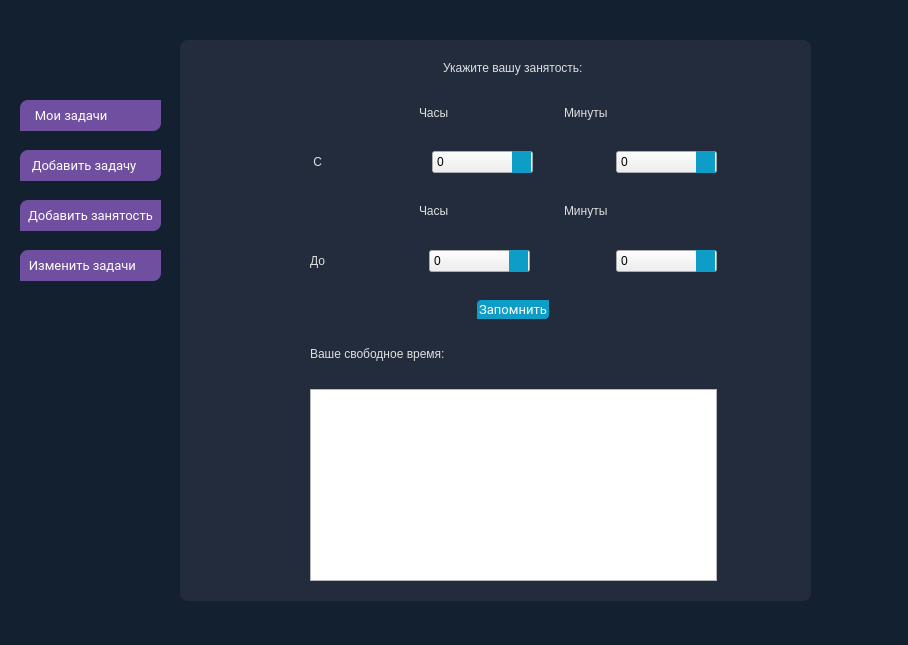
Old version of the form keknaizer.ui in the repository moevm/gui-1h2017-05.
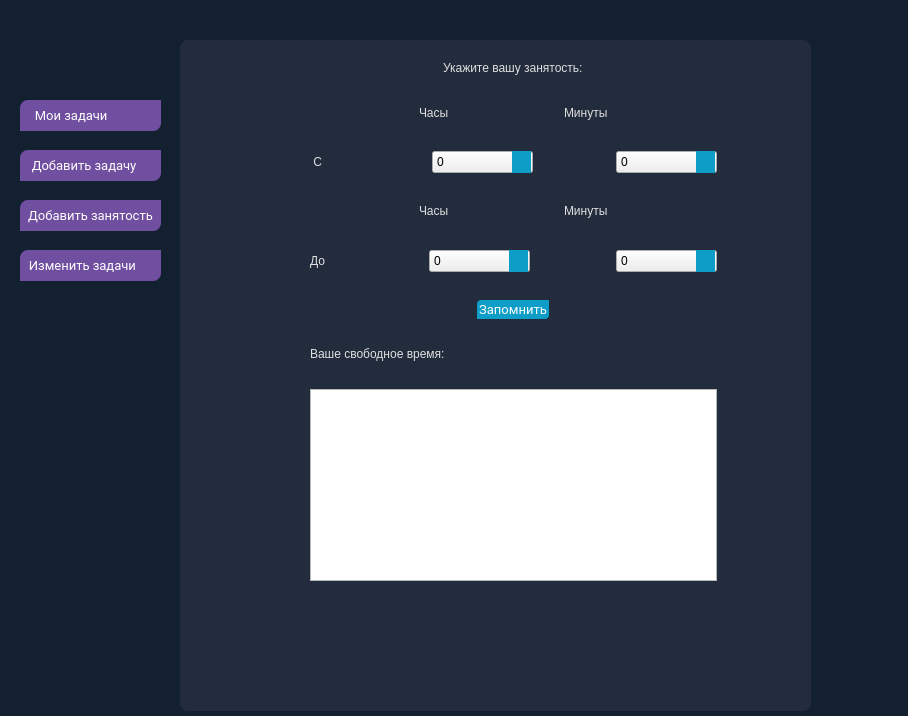
New version of the form. Custom widgets are drawn as their Qt base class.

Commit message: Первая реализация ввода времени через линию

```diff
--- a/keknaizer.ui
+++ b/keknaizer.ui
@@ -7,7 +7,7 @@
     <x>0</x>
     <y>0</y>
     <width>908</width>
-    <height>645</height>
+    <height>716</height>
    </rect>
   </property>
   <property name="windowTitle">
@@ -24,7 +24,7 @@
      <x>180</x>
      <y>40</y>
      <width>631</width>
-     <height>561</height>
+     <height>671</height>
     </rect>
    </property>
    <property name="styleSheet">
@@ -2007,6 +2007,16 @@
       </item>
      </layout>
     </widget>
+    <widget class="Time" name="widget" native="true">
+     <property name="geometry">
+      <rect>
+       <x>40</x>
+       <y>560</y>
+       <width>561</width>
+       <height>80</height>
+      </rect>
+     </property>
+    </widget>
    </widget>
    <widget class="QWidget" name="page_4"/>
   </widget>
@@ -2140,6 +2150,14 @@
   </widget>
  </widget>
  <layoutdefault spacing="6" margin="11"/>
+ <customwidgets>
+  <customwidget>
+   <class>Time</class>
+   <extends>QWidget</extends>
+   <header>time.h</header>
+   <container>1</container>
+  </customwidget>
+ </customwidgets>
  <resources/>
  <connections>
   <connection>
```
The commit also changes 2 other files.
